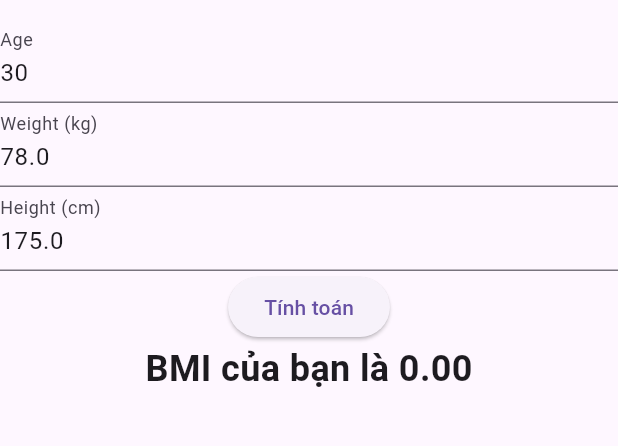
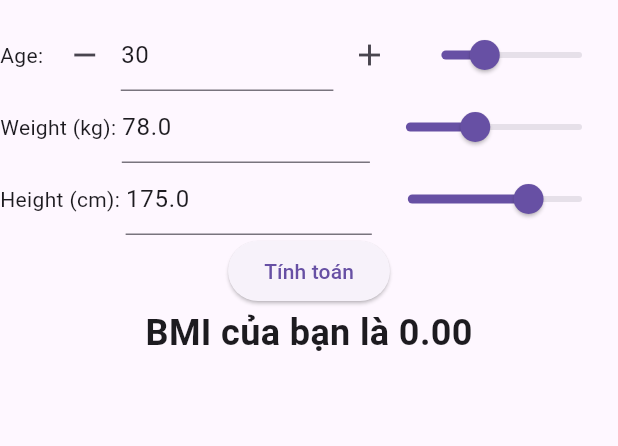
Before and after one commit to letangphuquy/Flutter-Lab-Exercises, a Flutter app: the screen it shows after launch, on a phone screen of 412 x 824 dp, the part 65-511 px from its top. Run offline on Flutter 3.47's test engine with Material 3 defaults, Android fonts, the phone set to English and light mode, and no system bars; our stand-ins replace audioplayers.

Commit message:
Lab 8: Advanced Input form

```diff
--- a/lab8_bmi/lib/input_form.dart
+++ b/lab8_bmi/lib/input_form.dart
@@ -14,47 +14,136 @@ class _InputFormState extends State<InputForm> {
   double _weight = 78.0;
   double _height = 175.0;
 
-  final TextEditingController _ageController =
-      TextEditingController(text: '30');
-  final TextEditingController _weightController =
-      TextEditingController(text: '78.0');
-  final TextEditingController _heightController =
-      TextEditingController(text: '175.0');
+  final TextEditingController _ageController = TextEditingController(text: '30');
+  final TextEditingController _weightController = TextEditingController(text: '78.0');
+  final TextEditingController _heightController = TextEditingController(text: '175.0');
 
   @override
+  void initState() {
+    super.initState();
+    _ageController.addListener(() {
+      setState(() {
+        _age = double.tryParse(_ageController.text) ?? _age;
+      });
+    });
+    _weightController.addListener(() {
+      setState(() {
+        _weight = double.tryParse(_weightController.text) ?? _weight;
+      });
+    });
+    _heightController.addListener(() {
+      setState(() {
+        _height = double.tryParse(_heightController.text) ?? _height;
+      });
+    });
+  }
+
+  @override
+  @override
   Widget build(BuildContext context) {
-    // TODO: implement build
     return Column(
       children: [
-        TextField(
-          controller: _ageController,
-          decoration: InputDecoration(labelText: 'Age'),
-          keyboardType: TextInputType.number,
-          onChanged: (value) {
+        // Age Input
+        Row(
+          children: [
+            Text('Age: '),
+            IconButton(
+              icon: Icon(Icons.remove),
+              onPressed: () {
                 setState(() {
-              _age = double.tryParse(value) ?? _age;
+                  _age = (_age - 1).clamp(0, 100);
+                  _ageController.text = _age.toStringAsFixed(0);
                 });
               },
             ),
-        TextField(
-          controller: _weightController,
-          decoration: InputDecoration(labelText: 'Weight (kg)'),
+            Expanded(
+              child: TextField(
+                controller: _ageController,
                 keyboardType: TextInputType.number,
-          onChanged: (value) {
+                // decoration: InputDecoration(labelText: 'Age'),
+              ),
+            ),
+            IconButton(
+              icon: Icon(Icons.add),
+              onPressed: () {
                 setState(() {
-              _weight = double.tryParse(value) ?? _weight;
+                  _age = (_age + 1).clamp(0, 100);
+                  _ageController.text = _age.toStringAsFixed(0);
                 });
               },
             ),
-        TextField(
-          controller: _heightController,
-          decoration: InputDecoration(labelText: 'Height (cm)'),
-          keyboardType: TextInputType.number,
+            Expanded(
+              child: Slider(
+                value: _age,
+                min: 0,
+                max: 100,
+                divisions: 100,
+                label: _age.round().toString(),
                 onChanged: (value) {
                   setState(() {
-              _height = double.tryParse(value) ?? _height;
+                    _age = value;
+                    _ageController.text = value.toStringAsFixed(0);
                   });
                 },
+              ),
+            ),
+          ],
+        ),
+        // Weight Input
+        Row(
+          children: [
+            Text('Weight (kg): '),
+            Expanded(
+              child: TextField(
+                controller: _weightController,
+                keyboardType: TextInputType.numberWithOptions(decimal: true),
+                // decoration: InputDecoration(labelText: 'Weight'),
+              ),
+            ),
+            Expanded(
+              child: Slider(
+                value: _weight,
+                min: 0,
+                max: 200,
+                divisions: 2000,
+                label: _weight.toStringAsFixed(1),
+                onChanged: (value) {
+                  setState(() {
+                    _weight = value;
+                    _weightController.text = value.toStringAsFixed(1);
+                  });
+                },
+              ),
+            ),
+          ],
+        ),
+        // Height Input
+        Row(
+          children: [
+            Text('Height (cm): '),
+            Expanded(
+              child: TextField(
+                controller: _heightController,
+                keyboardType: TextInputType.numberWithOptions(decimal: true),
+                // decoration: InputDecoration(labelText: 'Height'),
+              ),
+            ),
+            Expanded(
+              child: Slider(
+                value: _height,
+                min: 0,
+                max: 250,
+                divisions: 2500,
+                label: _height.toStringAsFixed(1),
+                onChanged: (value) {
+                  setState(() {
+                    _height = value;
+                    _heightController.text = value.toStringAsFixed(1);
+                  });
+                },
+              ),
+            ),
+          ],
         ),
         ElevatedButton(
           onPressed: () {
```
Lines whose indentation alone changed are shown as unchanged.
